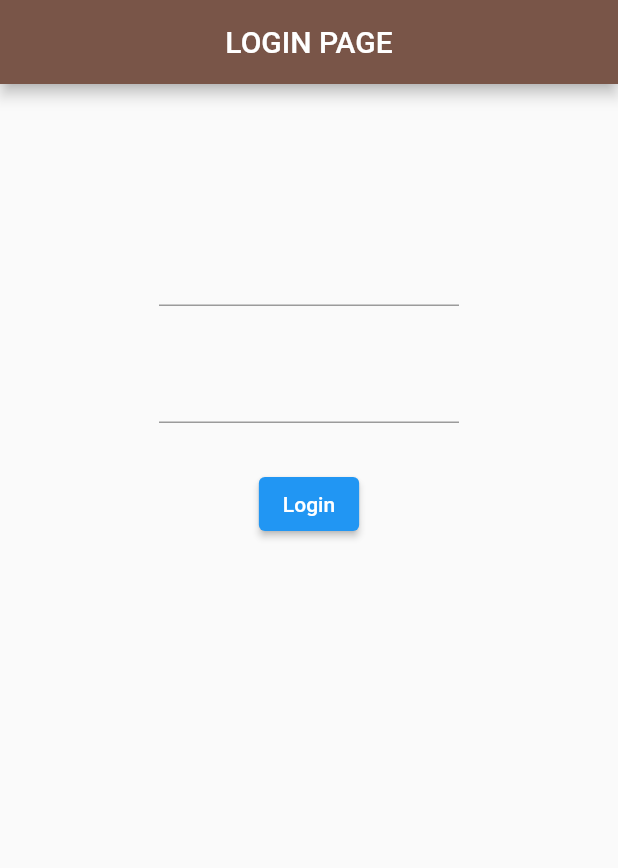
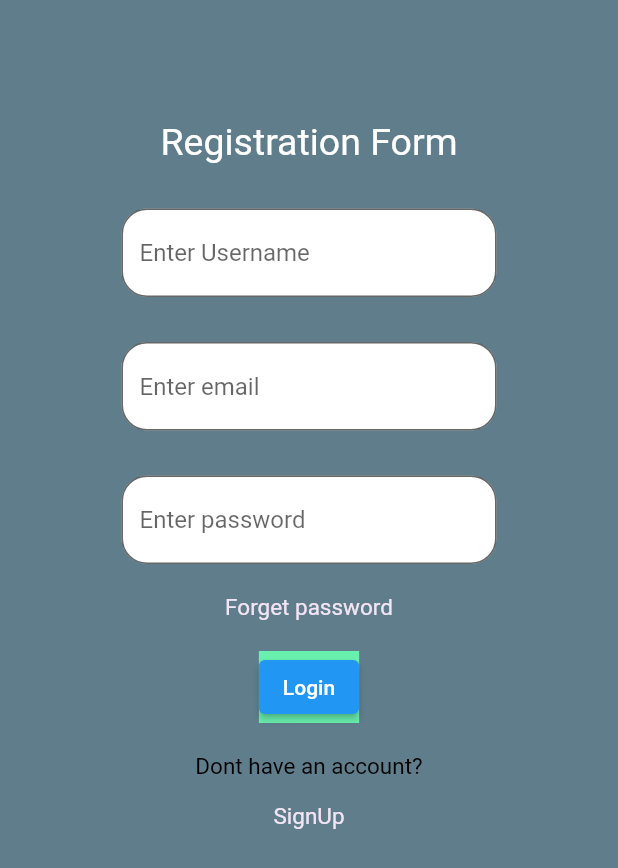
Before and after one commit to GhulamQadir/Flutter-Login-page, a Flutter app: the screen it shows after launch, on a phone screen of 412 x 824 dp. Shown: the top 868 px of the screen. Run offline on Flutter 3.47's test engine with Material 2 defaults, Android fonts, the phone set to English and light mode, and no system bars; missing offline and left inert: dart:html.

Commit message:
flutter-practise

```diff
--- a/lib/main.dart
+++ b/lib/main.dart
@@ -1,3 +1,5 @@
+import 'dart:html';
+
 import 'package:flutter/material.dart';
 
 
@@ -13,26 +15,96 @@ class MyApp extends StatelessWidget {
     return MaterialApp(
       debugShowCheckedModeBanner: false,
       home: Scaffold(
-        appBar: AppBar(
-          title: Center(child: Text("LOGIN PAGE")),
-          backgroundColor: Colors.brown,
-        ),
+        backgroundColor: Colors.blueGrey,
+        // appBar: AppBar(
+        //   title: Center(child: Text("LOGIN PAGE")),
+        //   backgroundColor: Colors.brown,
+        // ),
         body: Center(
           child: Column(
             // mainAxisAlignment: MainAxisAlignment.spaceAround,
             children: [
-            SizedBox(height: 100,),
-            Container(
-              width: 200,
-              child: TextField()
+              SizedBox(height: 80,),
+              Container(
+                child: Text("Registration Form",
+                style: TextStyle(fontSize: 25,
+                color: Colors.white
+                ),
+              ),
               ),
               SizedBox(height: 30,),
               Container(
-              width: 200,
-              child: TextField()
+              width: 250,
+              child: TextField(
+                decoration: InputDecoration(
+              hintText: 'Enter Username',
+              fillColor: Colors.white, filled: true,
+
+              border: OutlineInputBorder(
+              borderSide: BorderSide(color: Colors.white30,),
+              borderRadius: BorderRadius.circular(17),
+              ),
+              ),
+            ),
+          ),
+            SizedBox(height: 30,),
+            Container(
+              width: 250,
+              child: TextField(
+                decoration: InputDecoration(
+              hintText: 'Enter email',
+              fillColor: Colors.white, filled: true,
+              border: OutlineInputBorder(
+              borderSide: BorderSide(color: Colors.red[100], ),
+              borderRadius: BorderRadius.circular(17)
+              ),
+            ),
+              )
               ),
               SizedBox(height: 30,),
-              ElevatedButton(onPressed: (){}, child: Text("Login"))
+              Container(
+              width: 250,
+              child: TextField(
+                decoration: InputDecoration(
+              hintText: 'Enter password',
+              fillColor: Colors.white, filled: true,
+
+              border: OutlineInputBorder(
+              borderSide: BorderSide(color: Colors.white30,),
+              borderRadius: BorderRadius.circular(17),
+              ),
+              ),
+            ),
+          ),
+          SizedBox(height: 20,),
+          Container(
+            child: Text("Forget password",
+            style: TextStyle(
+                fontSize: 15,
+                color: Colors.purple[50]
+                ),),
+          ),
+              SizedBox(height: 20,),
+              Container(
+                color: Colors.greenAccent,
+              child: ElevatedButton(onPressed: (){}, child: Text("Login"),)
+              ),
+              SizedBox(height: 20,),
+              Container(
+                child: Text("Dont have an account?",
+                style: TextStyle(
+                  fontSize: 15,
+                color: Colors.black,
+                ),),
+                ),
+              SizedBox(height: 15,),
+              Container(
+                child: Text("SignUp",
+                style: TextStyle(
+                  fontSize: 15,
+                color: Colors.purple[50],
+                ),),
+                )
           ],),
         ),
 
--- a/pubspec.yaml
+++ b/pubspec.yaml
@@ -45,6 +45,9 @@ flutter:
   uses-material-design: true
 
   # To add assets to your application, add an assets section, like this:
+  assets:
+  - lib/img/loginImg.jpg
+
   # assets:
   #   - images/a_dot_burr.jpeg
   #   - images/a_dot_ham.jpeg
```
Also changed, not shown: lib/img/loginImg.jpg (added).
